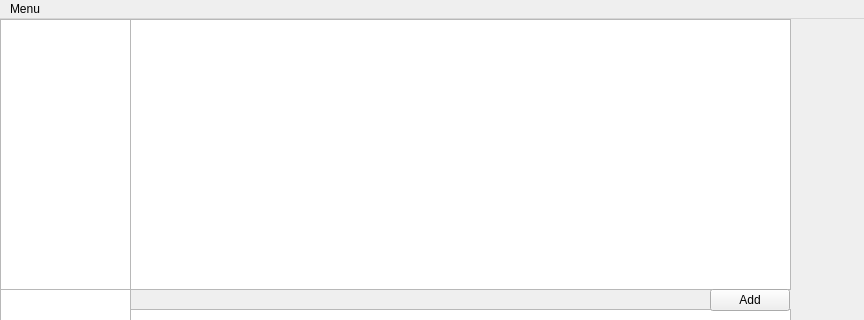
Qt form octaexportui.ui (arnstein/octaexport) before a commit; both pictures show x 0 to 864 and y 0 to 320 of the 864 by 616 pixel window.
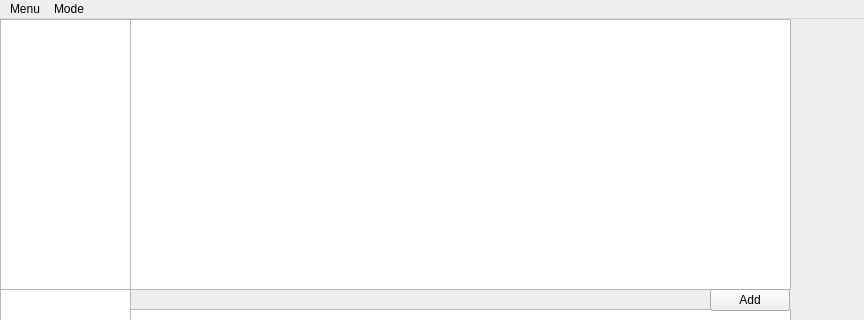
The same form after that commit.

Commit message: Add mode menu

```diff
--- a/octaexportui.ui
+++ b/octaexportui.ui
@@ -111,7 +111,15 @@
     <addaction name="actionOptions"/>
     <addaction name="actionExit"/>
    </widget>
+   <widget class="QMenu" name="menuMode">
+    <property name="title">
+     <string>Mode</string>
+    </property>
+    <addaction name="actionFLAC_to_MP3_2"/>
+    <addaction name="action44_1kHz_WAV"/>
+   </widget>
    <addaction name="menuMenu"/>
+   <addaction name="menuMode"/>
   </widget>
   <widget class="QStatusBar" name="statusbar"/>
   <action name="actionOptions">
```
Left out of the diff: 22 changed lines with no effect on the pictures. The commit also changes 1 other file.
